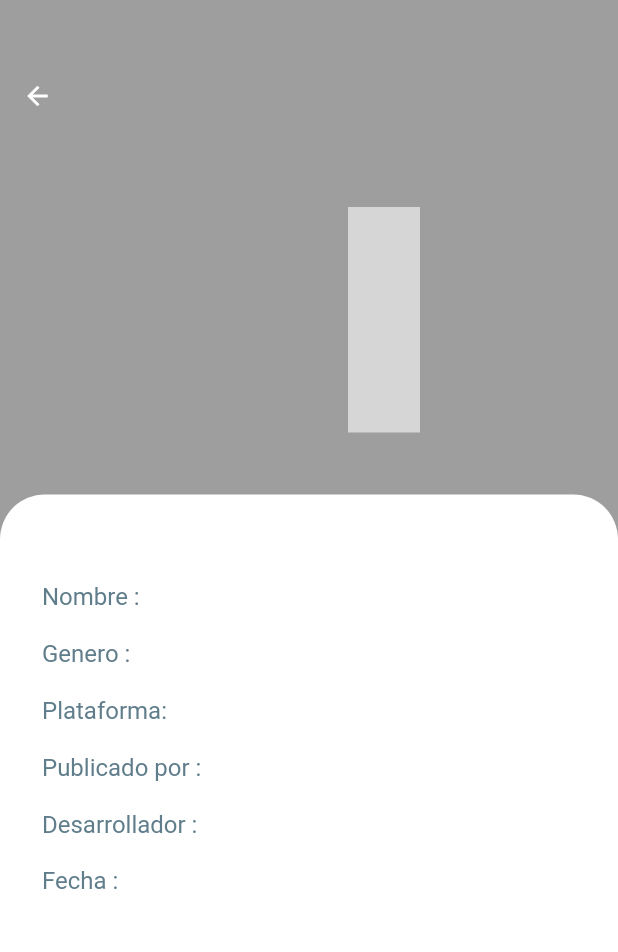
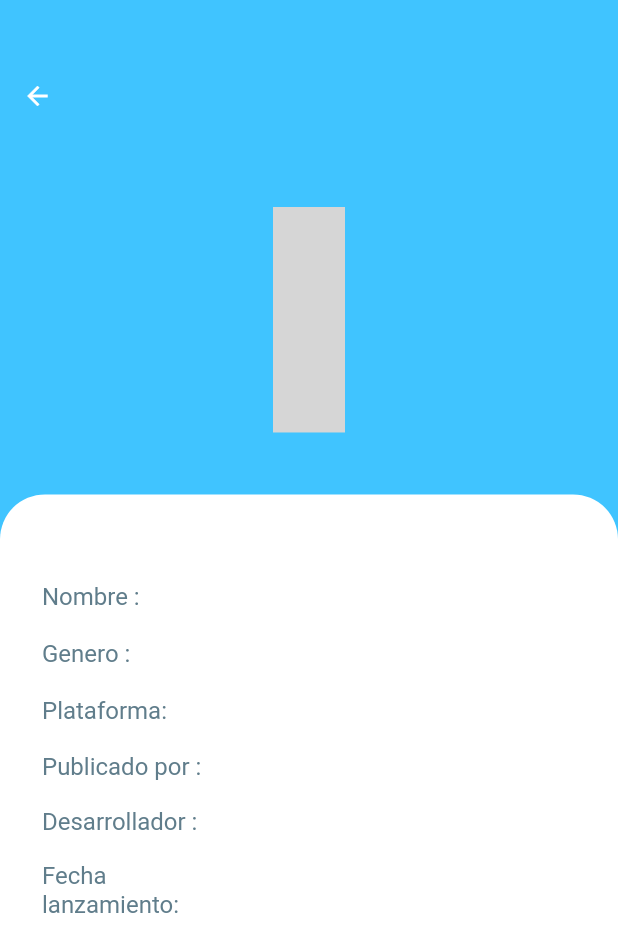
Before and after one commit to LeonelCeron/FlutterParcial03, a Flutter app: the DetallePokemon screen opened directly with empty values, on a phone screen of 412 x 824 dp. Shown: the top 952 px of the screen. Run offline on Flutter 3.47's test engine with Material 2 defaults, Android fonts, the phone set to English and light mode, and no system bars; drawn by our look-alikes of cached_network_image; network calls fail; grey boxes are pictures that could not be loaded.

Commit message:
App funcionando

```diff
--- a/flutter_parcial_03/lib/paginas/detallegame.dart
+++ b/flutter_parcial_03/lib/paginas/detallegame.dart
@@ -21,7 +21,7 @@ class _DetallePokemonState extends State<DetallePokemon> {
     var anchodeta = MediaQuery.of(context).size.width;
     var altodeta = MediaQuery.of(context).size.height;
     return Scaffold(
-      backgroundColor: widget.color,
+      backgroundColor: Colors.lightBlueAccent,
       body: Stack(
         alignment: Alignment.center,
         children: [
@@ -45,34 +45,7 @@ class _DetallePokemonState extends State<DetallePokemon> {
                   fontWeight: FontWeight.bold,
                   fontSize: 30),
             ),
-          ),/*
-          Positioned(
-            top: 120,
-            left: 20,
-            child: Container(
-                child: Padding(
-                  padding: const EdgeInsets.only(
-                      left: 8.0, right: 8.0, top: 4.0, bottom: 4.0),
-                  child: Text(
-                    widget.pokemonDetalle['type'].join(', '),
-                    style: TextStyle(color: Colors.white),
-                  ),
-                ),
-                decoration: BoxDecoration(
-                    borderRadius: BorderRadius.all(
-                      Radius.circular(10),
-                    ),
-                    color: Colors.black26)),
-          ),*//*
-          Positioned(
-            top: altodeta * 0.18,
-            right: -30,
-            child: Image.asset(
-              'assets/img/pokeball.png',
-              height: 200,
-              fit: BoxFit.fitHeight,
-            ),
-          ),*/
+          ),
           Positioned(
             bottom: 0,
             child: Container(
@@ -179,7 +152,7 @@ class _DetallePokemonState extends State<DetallePokemon> {
                                     widget.pokemonDetalle['publisher'],
                                     style: TextStyle(
                                         color: Colors.black,
-                                        fontSize: 20,
+                                        fontSize: 18,
                                         fontWeight: FontWeight.bold),
                                   )),
                             ]),
@@ -215,7 +188,7 @@ class _DetallePokemonState extends State<DetallePokemon> {
                               Container(
                                   width: anchodeta * 0.3,
                                   child: Text(
-                                    "Fecha :",
+                                    "Fecha lanzamiento:",
                                     style: TextStyle(
                                         color: Colors.blueGrey, fontSize: 16),
                                   )),
@@ -230,57 +203,13 @@ class _DetallePokemonState extends State<DetallePokemon> {
                                   )),
                             ]),
                       ),
-                      Padding(
-                        padding: const EdgeInsets.all(8.0),
-                        child: Row(
-                            mainAxisAlignment: MainAxisAlignment.start,
-                            children: [/*
-                              Container(
-                                  child: Text(
-                                "Evolucion :",
-                                style: TextStyle(
-                                    color: Colors.blueGrey, fontSize: 18),
-                              )),
-                              SizedBox(
-                                height: 20,
-                                width: anchodeta * 0.55,
-                                child: ListView.builder(
-                                  scrollDirection: Axis.horizontal,
-                                  itemCount: widget
-                                      .pokemonDetalle['next_evolution'].length,
-                                  itemBuilder: ((context, index) {
-                                    return Padding(
-                                      padding:
-                                          const EdgeInsets.only(right: 8.0),
-                                      child: Text(
-                                          widget.pokemonDetalle[
-                                              'next_evolution'][index]['name'],
-                                          style: TextStyle(
-                                              color: Colors.black,
-                                              fontSize: 16,
-                                              fontWeight: FontWeight.bold)),
-                                    );
-                                  }),
-                                ),
-                              ),*/
-                              /* Container(
-                                  child: Text(
-                                widget.pokemonDetalle['next_evolution']
-                                    .join(", "),
-                                style: TextStyle(
-                                    color: Colors.black,
-                                    fontSize: 16,
-                                    fontWeight: FontWeight.bold),
-                              )),*/
-                            ]),
-                      ),
                     ]),
               ),
             ),
           ),
           Positioned(
             top: (altodeta * 0.18) - 10,
-            left: (altodeta / 2) - 180,
+            //left: (altodeta / 2) - 220,
             child: CachedNetworkImage(
                 imageUrl: widget.pokemonDetalle['thumbnail'],
                 height: 150,
--- a/flutter_parcial_03/lib/paginas/home.dart
+++ b/flutter_parcial_03/lib/paginas/home.dart
@@ -37,7 +37,7 @@ class _HomeState extends State<Home> {
               ),
             ),
             Positioned(
-              top: 50,
+              top: 45,
               left: 20,
               child: Text(
                 "GameApp Utec",
@@ -70,16 +70,6 @@ class _HomeState extends State<Home> {
                                   color: Colors.white,
                                 borderRadius: BorderRadius.all(Radius.circular(20))),
                                   child: Stack(children: [
-                                    Positioned(
-                                      bottom: 10,
-                                      right: 10,
-                                      child: Image.asset(
-                                        "assets/img/pokeball.png",
-                                        height: 50,
-                                        fit: BoxFit.fitHeight,
-                                      ),
-                                    ),
-
                                     Positioned(
                                         top: 10,
                                         left: 20,
@@ -159,18 +149,18 @@ class _HomeState extends State<Home> {
     var url = Uri.https('raw.githubusercontent.com','/LeonelCeron/FlutterParcial03/main/flutter_parcial_03/freetogame.json');
 
    // var url = Uri.https('www.freetogame.com','/api/games');
-    //var url = Uri.https('raw.githubusercontent.com','/Biuni/PokemonGO-Pokedex/master/pokedex.json');
     http.get(url).then((value) {
       if (value.statusCode == 200) {
         var decodejsonData = jsonDecode(value.body);
         gameApp = decodejsonData['games'];
         //print(gameApp[2]['id']);
+        //print(gameApp);
         setState(() {});
       }
 
       //  print(decodejsonData);
 
-         print(gameApp);
+
     });
     //200 correcto
     //404 incorrecto
```
